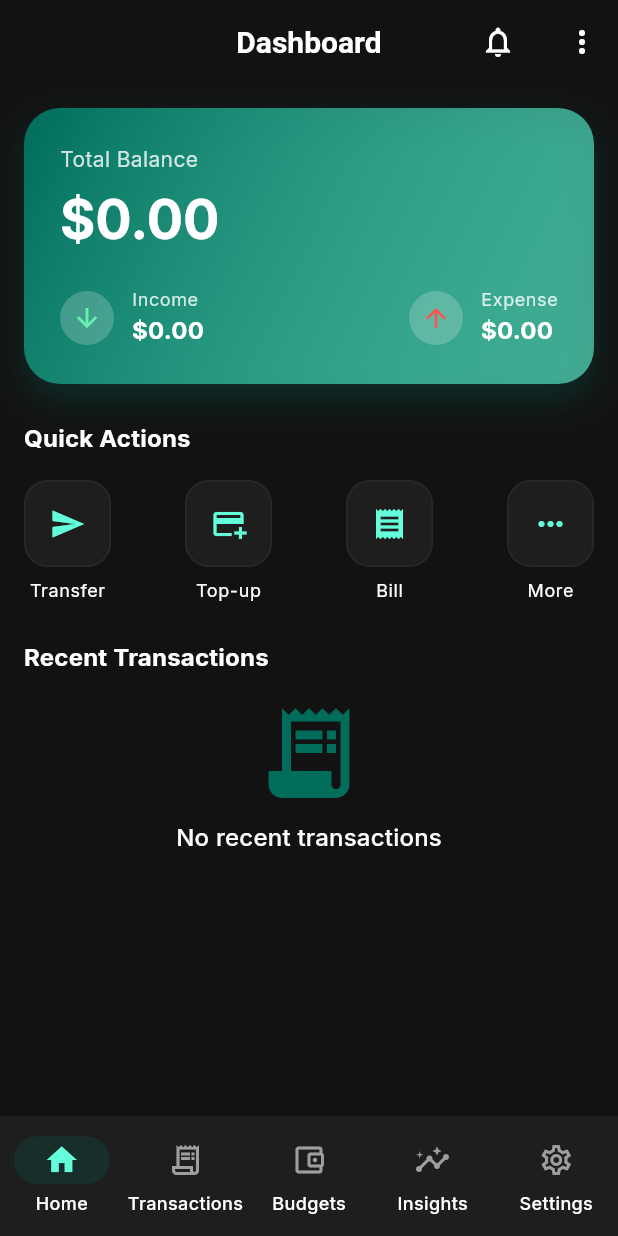
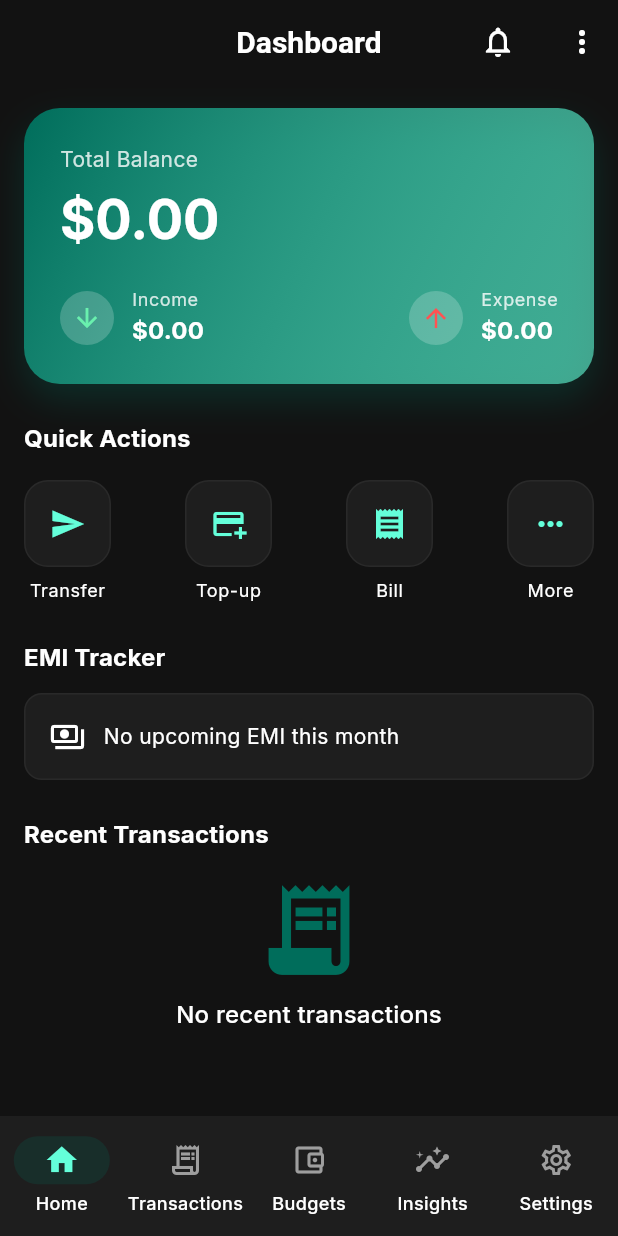
Before and after one commit to KameshEas/Cashlyze_Flutter, a Flutter app: the screen it shows once a user with an empty profile is signed in, on a phone screen of 412 x 824 dp. Run offline on Flutter 3.47's test engine with Material 3 defaults, Android fonts, the phone set to English and light mode, and no system bars; our stand-ins replace csv, dio, file_picker, firebase_analytics, firebase_auth, firebase_core and 8 more; accounts and stored records are empty.

Commit message:
feat(home): add upcoming EMI tracker widget to home screen
Add new stream provider and repository method to fetch upcoming EMI payments for the current month. Display them in a new widget section on the home screen with ability to mark payments as paid and automatically create corresponding transactions.

```diff
--- a/lib/core/repositories/emi_repository.dart
+++ b/lib/core/repositories/emi_repository.dart
@@ -55,6 +55,32 @@ class EMIRepository {
   Future<void> markPaid(String userId, String planId, String paymentId) async {
     await _db.update('users/$userId/emi_schedules/$planId/$paymentId', {'paid': true, 'paidAt_ms': ServerValue.timestamp});
   }
+
+  Stream<List<EMIPayment>> streamUpcomingThisMonth(String userId) {
+    final now = DateTime.now();
+    final start = DateTime(now.year, now.month, 1);
+    final end = DateTime(now.year, now.month + 1, 1);
+    return _db.onValueMap('users/$userId/emi_schedules').map((root) {
+      if (root == null) return <EMIPayment>[];
+      final items = <EMIPayment>[];
+      root.forEach((planId, planMap) {
+        if (planMap is Map) {
+          final scheduleMap = planMap.cast<String, dynamic>();
+          scheduleMap.forEach((paymentId, paymentData) {
+            if (paymentData is Map) {
+              final data = paymentData.cast<String, dynamic>();
+              final p = EMIPayment.fromRTDB(paymentId, data);
+              if (!p.paid && p.dueDate.isAfter(start) && p.dueDate.isBefore(end)) {
+                items.add(p);
+              }
+            }
+          });
+        }
+      });
+      items.sort((a, b) => a.dueDate.compareTo(b.dueDate));
+      return items;
+    });
+  }
 }
 
 final emiRepositoryProvider = Provider<EMIRepository>((ref) => EMIRepository(ref.watch(realtimeDbServiceProvider)));
@@ -76,3 +102,12 @@ final emiScheduleProvider = StreamProvider.family<List<EMIPayment>, String>((ref
     sink.add(<EMIPayment>[]);
   }).handleError((_, __) {});
 });
+
+final emiUpcomingProvider = StreamProvider<List<EMIPayment>>((ref) {
+  final user = ref.watch(currentUserProvider);
+  if (user == null) return Stream.value(<EMIPayment>[]);
+  final s = ref.watch(emiRepositoryProvider).streamUpcomingThisMonth(user.uid);
+  return s.timeout(const Duration(seconds: 5), onTimeout: (sink) {
+    sink.add(<EMIPayment>[]);
+  }).handleError((_, __) {});
+});
--- a/lib/features/home/home_screen.dart
+++ b/lib/features/home/home_screen.dart
@@ -9,6 +9,8 @@ import '../../core/services/auth_service.dart';
 import '../../core/utils/format.dart';
 import '../../core/widgets/skeleton.dart';
 import '../../core/models/transaction.dart';
+import '../../core/repositories/emi_repository.dart';
+import '../../core/repositories/transaction_repository.dart';
 
 class HomeScreen extends ConsumerWidget {
   const HomeScreen({super.key});
@@ -51,6 +53,10 @@ class HomeScreen extends ConsumerWidget {
             Text('Quick Actions', style: Theme.of(context).textTheme.titleMedium?.copyWith(fontWeight: FontWeight.bold)),
             const SizedBox(height: 16),
             _buildQuickActions(context, ref),
+            const SizedBox(height: 24),
+            Text('EMI Tracker', style: Theme.of(context).textTheme.titleMedium?.copyWith(fontWeight: FontWeight.bold)),
+            const SizedBox(height: 12),
+            _buildUpcomingEmi(context, ref, currency),
             const SizedBox(height: 24),
             Text('Recent Transactions', style: Theme.of(context).textTheme.titleMedium?.copyWith(fontWeight: FontWeight.bold)),
             const SizedBox(height: 16),
@@ -268,4 +274,55 @@ class HomeScreen extends ConsumerWidget {
     titleController.dispose();
     amountController.dispose();
   }
+
+  Widget _buildUpcomingEmi(BuildContext context, WidgetRef ref, String currency) {
+    final upcomingAsync = ref.watch(emiUpcomingProvider);
+    final theme = Theme.of(context);
+    return upcomingAsync.when(
+      loading: () => const SkeletonListTile(),
+      error: (e, _) => Container(padding: const EdgeInsets.all(12), decoration: BoxDecoration(color: Colors.red.withValues(alpha: 0.08), borderRadius: BorderRadius.circular(12), border: Border.all(color: Colors.red.withValues(alpha: 0.3))), child: Row(children: [const Icon(Icons.error_outline, color: Colors.red), const SizedBox(width: 8), Expanded(child: Text('Failed to load: $e'))])),
+      data: (items) {
+        if (items.isEmpty) {
+          return Container(padding: const EdgeInsets.all(16), decoration: BoxDecoration(color: theme.colorScheme.surface, borderRadius: BorderRadius.circular(12), border: Border.all(color: Colors.white.withValues(alpha: 0.05))), child: Row(children: [const Icon(Icons.payments_outlined), const SizedBox(width: 12), Expanded(child: Text('No upcoming EMI this month', style: theme.textTheme.bodyMedium))]));
+        }
+        final list = items.take(3).toList();
+        return Column(children: [
+          for (var i = 0; i < list.length; i++) ...[
+            Container(
+              padding: const EdgeInsets.all(12),
+              decoration: BoxDecoration(color: theme.colorScheme.surface, borderRadius: BorderRadius.circular(12), border: Border.all(color: Colors.white.withValues(alpha: 0.05))),
+              child: Row(mainAxisAlignment: MainAxisAlignment.spaceBetween, children: [
+                Column(crossAxisAlignment: CrossAxisAlignment.start, children: [
+                  Text('Due: ${list[i].dueDate.toLocal()}'.split(' ').first, style: theme.textTheme.bodyMedium),
+                  Text(formatAmount(list[i].installment, currency), style: theme.textTheme.titleMedium?.copyWith(fontWeight: FontWeight.bold)),
+                ]),
+                FilledButton(
+                  onPressed: () async {
+                    final user = ref.read(currentUserProvider);
+                    if (user == null) return;
+                    try {
+                      await ref.read(emiRepositoryProvider).markPaid(user.uid, list[i].planId, list[i].id);
+                      await ref.read(transactionRepositoryProvider).create(
+                        userId: user.uid,
+                        title: 'EMI installment',
+                        amount: -list[i].installment.abs(),
+                        categoryId: 'EMI',
+                        date: list[i].dueDate,
+                        notes: 'EMI payment recorded from Home',
+                      );
+                      ScaffoldMessenger.of(context).showSnackBar(const SnackBar(content: Text('EMI marked paid and transaction added')));
+                    } catch (e) {
+                      ScaffoldMessenger.of(context).showSnackBar(SnackBar(content: Text('Failed: $e')));
+                    }
+                  },
+                  child: const Text('Mark paid'),
+                )
+              ]),
+            ),
+            if (i < list.length - 1) const SizedBox(height: 12),
+          ]
+        ]);
+      },
+    );
+  }
 }
```
